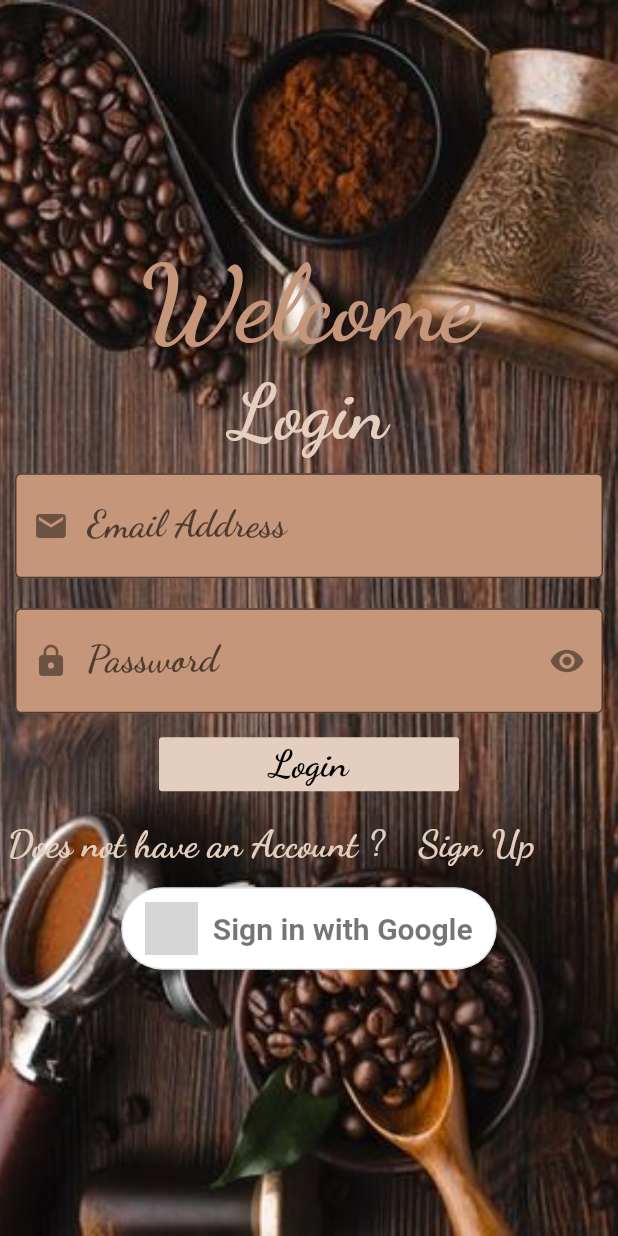
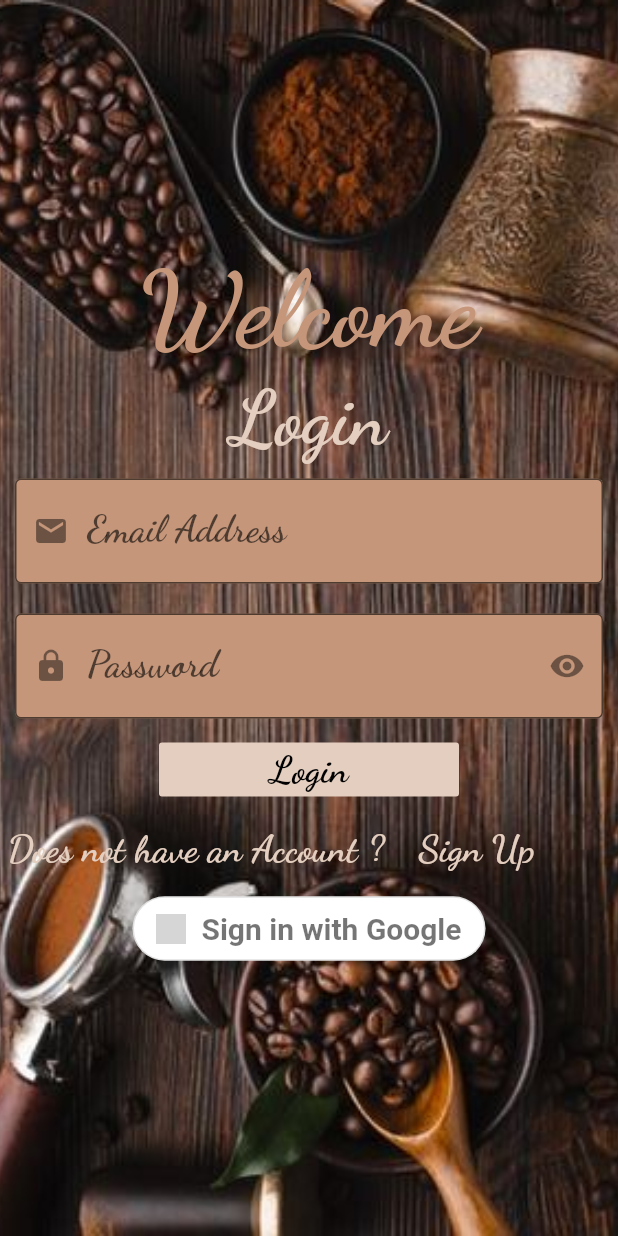
Before and after one commit to mariammahmoud18/CoffeeShop, a Flutter app: the screen it shows after launch, on a phone screen of 412 x 824 dp. Run offline on Flutter 3.47's test engine with Material 2 defaults, Android fonts, the phone set to English and light mode, and no system bars; our stand-ins replace animated_splash_screen, firebase_auth, firebase_core, google_fonts, google_sign_in; missing offline and left inert: gender_picker; accounts and stored records are empty; grey boxes are pictures that could not be loaded.

Commit message:
Update google_sign_in_button.dart

```diff
--- a/lib/widgets/google_sign_in_button.dart
+++ b/lib/widgets/google_sign_in_button.dart
@@ -57,7 +57,7 @@ class _GoogleSignInButtonState extends State<GoogleSignInButton> {
                   children: <Widget>[
                     Image(
                       image: AssetImage("assets/google_logo.png"),
-                      height: 35.0,
+                      height: 20.0,
                     ),
                     Padding(
                       padding: const EdgeInsets.only(left: 10),
```
